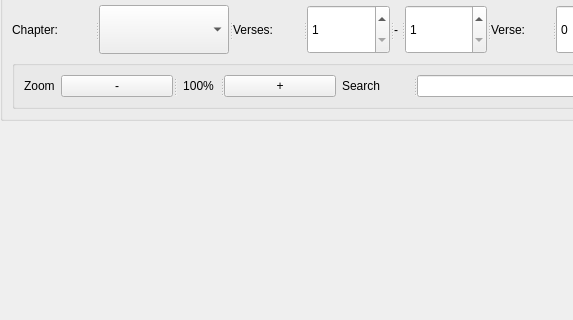
abumq/project-islam, file core/controls/quran_reader.ui: the form before one commit; both pictures show x 0 to 573 and y 0 to 320 of the 681 by 487 pixel window.
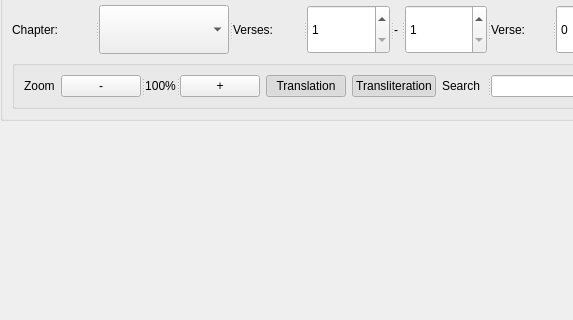
The form after the commit.

Commit message: Turn off translation and transliterations

Diff of the .ui file:
```diff
--- a/core/controls/quran_reader.ui
+++ b/core/controls/quran_reader.ui
@@ -130,6 +130,32 @@
          </widget>
         </widget>
        </item>
+       <item>
+        <widget class="QPushButton" name="btnTranslation">
+         <property name="text">
+          <string>Translation</string>
+         </property>
+         <property name="checkable">
+          <bool>true</bool>
+         </property>
+         <property name="checked">
+          <bool>true</bool>
+         </property>
+        </widget>
+       </item>
+       <item>
+        <widget class="QPushButton" name="btnTransliteration">
+         <property name="text">
+          <string>Transliteration</string>
+         </property>
+         <property name="checkable">
+          <bool>true</bool>
+         </property>
+         <property name="checked">
+          <bool>true</bool>
+         </property>
+        </widget>
+       </item>
        <item>
         <widget class="QSplitter" name="splitter_6">
          <property name="orientation">
```
The commit also changes 4 other files.
